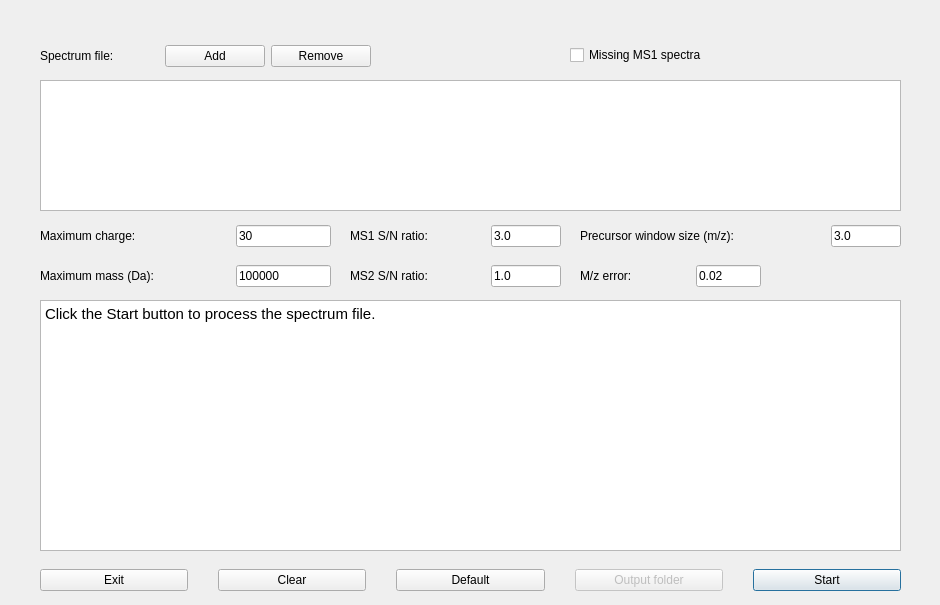
This is src/gui/topfd/topfddialog.ui in toppic-suite/toppic-suite as Qt 5 draws it before an edit. The edited form follows.
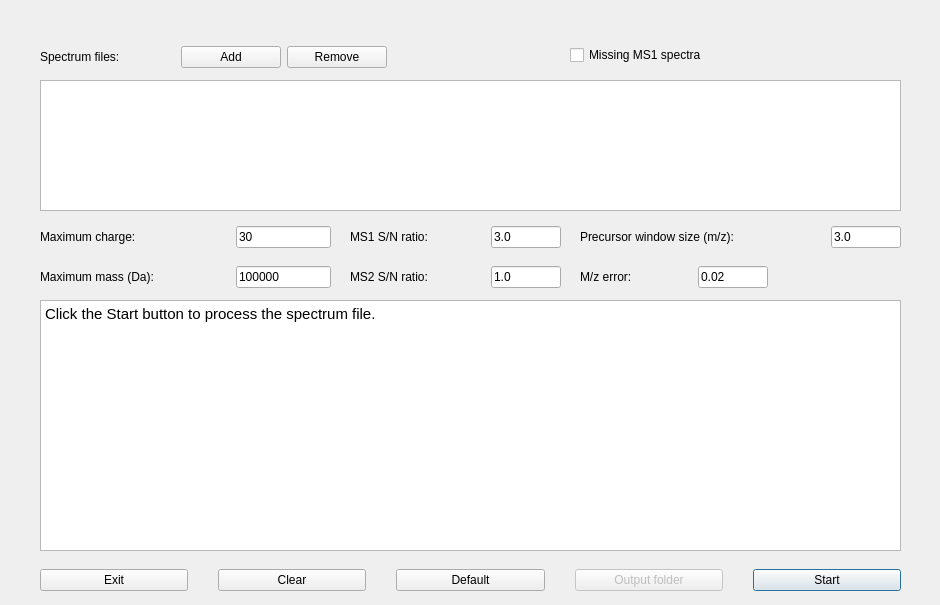
This is the edited form. Icons and pictures are not drawn.

```diff
--- a/src/gui/topfd/topfddialog.ui
+++ b/src/gui/topfd/topfddialog.ui
@@ -43,15 +43,15 @@
     <rect>
      <x>40</x>
      <y>40</y>
-     <width>331</width>
-     <height>32</height>
+     <width>347</width>
+     <height>34</height>
     </rect>
    </property>
    <layout class="QHBoxLayout" name="horizontalLayout">
     <item>
      <widget class="QLabel" name="label">
       <property name="text">
-       <string>Spectrum file: </string>
+       <string>Spectrum files: </string>
       </property>
      </widget>
     </item>
@@ -101,7 +101,7 @@
      <x>40</x>
      <y>220</y>
      <width>291</width>
-     <height>32</height>
+     <height>34</height>
     </rect>
    </property>
    <layout class="QHBoxLayout">
@@ -157,7 +157,7 @@
      <x>40</x>
      <y>260</y>
      <width>291</width>
-     <height>32</height>
+     <height>34</height>
     </rect>
    </property>
    <layout class="QHBoxLayout" name="horizontalLayout_3">
@@ -200,8 +200,8 @@
     <rect>
      <x>580</x>
      <y>260</y>
-     <width>181</width>
-     <height>32</height>
+     <width>188</width>
+     <height>34</height>
     </rect>
    </property>
    <layout class="QHBoxLayout" name="horizontalLayout_4">
@@ -245,7 +245,7 @@
      <x>350</x>
      <y>220</y>
      <width>211</width>
-     <height>32</height>
+     <height>34</height>
     </rect>
    </property>
    <layout class="QHBoxLayout" name="horizontalLayout_5">
@@ -388,7 +388,7 @@
      <x>580</x>
      <y>220</y>
      <width>321</width>
-     <height>32</height>
+     <height>34</height>
     </rect>
    </property>
    <layout class="QHBoxLayout" name="horizontalLayout_2" stretch="0,0">
@@ -449,7 +449,7 @@
      <x>350</x>
      <y>260</y>
      <width>211</width>
-     <height>32</height>
+     <height>34</height>
     </rect>
    </property>
    <layout class="QHBoxLayout" name="horizontalLayout_8">
```
Left out of the diff: 4 changed lines with no effect on the pictures.
